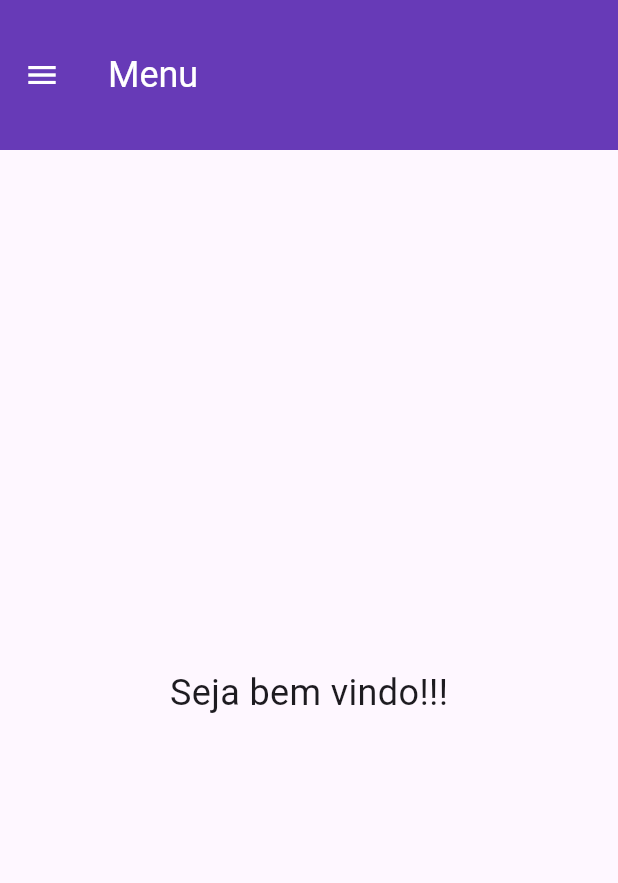
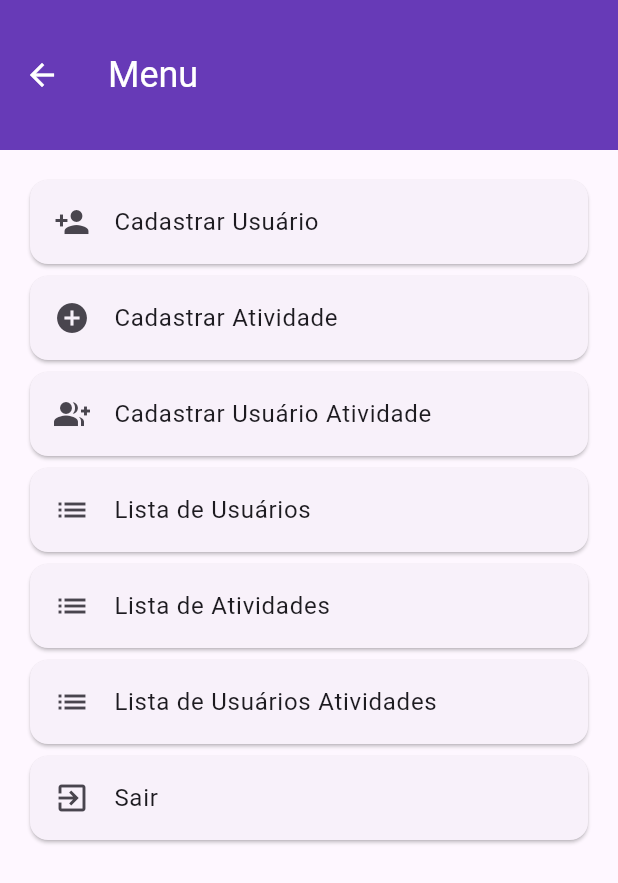
Before and after one commit to WiniciusAbilio/projetoDevMovel, a Flutter app: the MyHomePage screen opened directly, on a phone screen of 412 x 824 dp. Shown: the top 883 px of the screen. Run offline on Flutter 3.47's test engine with Material 3 defaults, Android fonts, the phone set to English and light mode, and no system bars; our stand-ins replace jwt_decoder; missing offline and left inert: dart:html.

Commit message:
Add files via upload

```diff
--- a/frontend_flutter_devmovel/lib/main.dart
+++ b/frontend_flutter_devmovel/lib/main.dart
@@ -117,73 +117,74 @@ class MyHomePage extends StatelessWidget {
         iconTheme: const IconThemeData(color: Colors.white),
         toolbarHeight: 100,
       ),
-      drawer: Drawer(
-        child: ListView(
+      body: SingleChildScrollView(
+        child: Padding(
+          padding: const EdgeInsets.all(16.0),
+          child: Column(
             children: [
-            const DrawerHeader(
-              decoration: BoxDecoration(
-                color: Colors.deepPurple,
-              ),
-              child: Center(
-                child: Text(
-                  'Opções',
-                  style: TextStyle(fontSize: 24, color: Colors.white),
-                ),
-              ),
-            ),
-            ListTile(
+              Card(
+                child: ListTile(
                   leading: const Icon(Icons.person_add),
                   title: const Text('Cadastrar Usuário'),
                   onTap: () {
                     Navigator.pushNamed(context, '/cadastroUsuario');
                   },
                 ),
-            ListTile(
+              ),
+              Card(
+                child: ListTile(
                   leading: const Icon(Icons.add_circle),
                   title: const Text('Cadastrar Atividade'),
                   onTap: () {
                     Navigator.pushNamed(context, '/cadastroAtividade');
                   },
                 ),
-            ListTile(
+              ),
+              Card(
+                child: ListTile(
                   leading: const Icon(Icons.group_add),
                   title: const Text('Cadastrar Usuário Atividade'),
                   onTap: () {
                     Navigator.pushNamed(context, '/cadastroUsuarioAtividade');
                   },
                 ),
-            ListTile(
+              ),
+              Card(
+                child: ListTile(
                   leading: const Icon(Icons.list),
                   title: const Text('Lista de Usuários'),
                   onTap: () {
                     Navigator.pushNamed(context, '/listaUsuario');
                   },
                 ),
-            ListTile(
+              ),
+              Card(
+                child: ListTile(
                   leading: const Icon(Icons.list),
                   title: const Text('Lista de Atividades'),
                   onTap: () {
                     Navigator.pushNamed(context, '/listaAtividade');
                   },
                 ),
-            ListTile(
+              ),
+              Card(
+                child: ListTile(
                   leading: const Icon(Icons.list),
                   title: const Text('Lista de Usuários Atividades'),
                   onTap: () {
                     Navigator.pushNamed(context, '/listaUsuarioAtividade');
                   },
                 ),
-            ListTile(
+              ),
+              Card(
+                child: ListTile(
                   leading: const Icon(Icons.exit_to_app),
                   title: const Text('Sair'),
-                onTap: () => _logout(context)),
+                  onTap: () => _logout(context),
+                ),
+              ),
             ],
           ),
-      ),
-      body: const Center(
-        child: Text(
-          'Seja bem vindo!!!',
-          style: TextStyle(fontSize: 24),
         ),
       ),
     );
```
Lines whose indentation alone changed are shown as unchanged.
